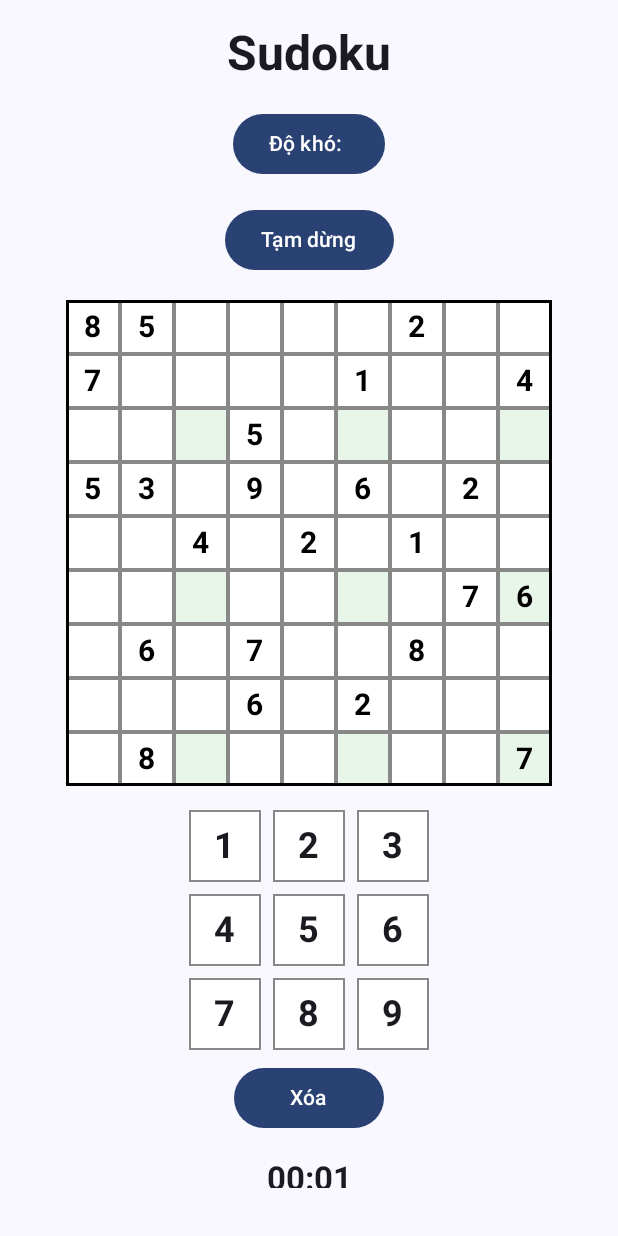
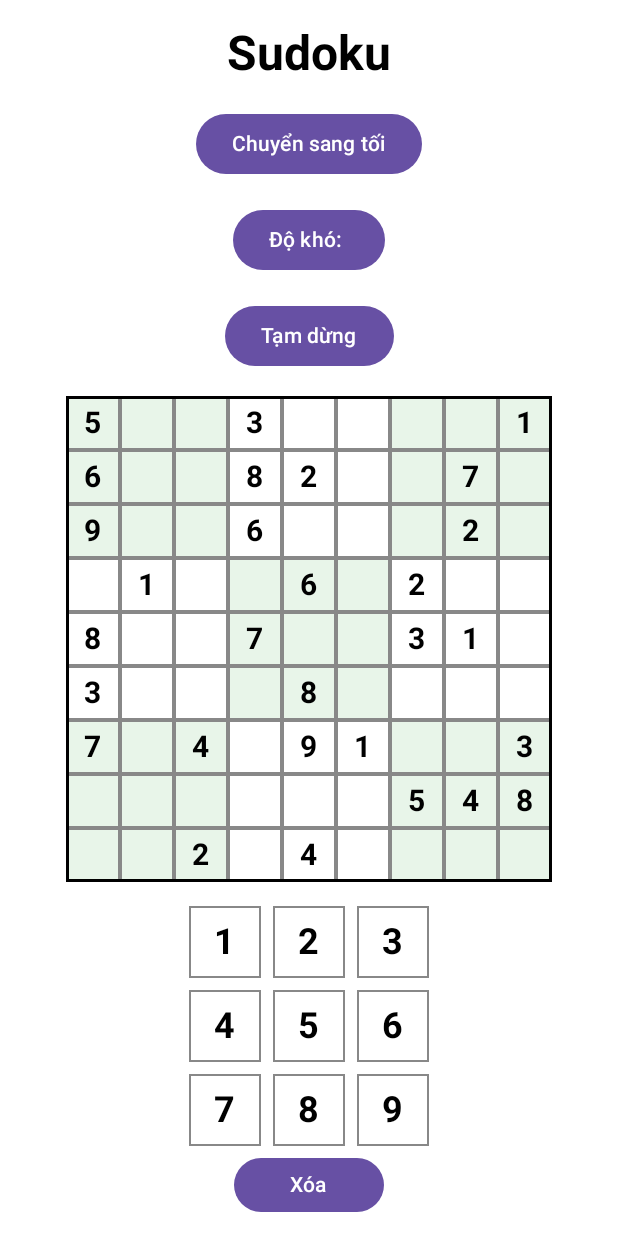
Before and after one commit to NLThien/Sudoku-mobile-app, an Android app built with Jetpack Compose: the composable SudokuGameScreen called with empty values, on a phone screen of 412 x 824 dp. Run offline under Robolectric (Android 15) with nearby library versions, the phone set to English and light mode, and no system bars.

Commit message:
dark themen

```diff
--- a/app/build.gradle.kts
+++ b/app/build.gradle.kts
@@ -58,6 +58,8 @@
     implementation(libs.androidx.datastore.core.android)
     implementation(libs.androidx.datastore.preferences.core.android)
     kapt("androidx.room:room-compiler:2.6.1")
+    implementation ("androidx.datastore:datastore-preferences:1.0.0")
+
     // Navigation Compose
     implementation("androidx.navigation:navigation-compose:2.7.7")
     // ViewModel & LiveData
--- a/app/src/main/java/com/example/sudokumobileapp/ui/screen/Level.kt
+++ b/app/src/main/java/com/example/sudokumobileapp/ui/screen/Level.kt
@@ -17,7 +17,10 @@
 import androidx.compose.foundation.layout.width
 import androidx.compose.material3.Button
 import androidx.compose.material3.MaterialTheme
+import androidx.compose.material3.Shapes
 import androidx.compose.material3.Text
+import androidx.compose.material3.darkColorScheme
+import androidx.compose.material3.lightColorScheme
 import androidx.compose.runtime.Composable
 import androidx.compose.runtime.DisposableEffect
 import androidx.compose.runtime.LaunchedEffect
@@ -29,15 +32,23 @@
 import androidx.compose.ui.Modifier
 import androidx.compose.ui.graphics.Color
 import androidx.compose.ui.text.font.FontWeight
+import androidx.compose.ui.tooling.preview.Preview
 import androidx.compose.ui.unit.dp
 import androidx.compose.ui.unit.sp
 import androidx.lifecycle.compose.LocalLifecycleOwner
 import androidx.navigation.NavController
+import androidx.navigation.compose.rememberNavController
 import com.example.sudokumobileapp.domain.repository.TimerLifecycleObserver
 import kotlinx.coroutines.delay
 
 @Composable
 fun SudokuGameScreen(navController: NavController,modifier: Modifier,level: String) {
+    var isDarkTheme by remember { mutableStateOf(false) }
+    val themeColors = if (isDarkTheme) darkColorScheme() else lightColorScheme()
+
+    MaterialTheme(
+        colorScheme = themeColors
+    ) {
     var difficulty by remember { mutableStateOf(level) } // chế độ game
 
     var selectedCell by remember { mutableStateOf<Pair<Int, Int>?>(null) } //gme
@@ -81,8 +92,7 @@
         }
     }
 
-
-    if (showExitDialog) {
+        if (showExitDialog) {
         isTimerRunning = false
         NotificationExit(
             onConfirm = {
@@ -125,16 +135,28 @@
     Column(
         modifier = Modifier
             .fillMaxSize()
+            .background(if (isDarkTheme) Color(0xFF121212) else Color(0xFFFFFFFF))
             .padding(16.dp),
         horizontalAlignment = Alignment.CenterHorizontally
     ) {
         // Tiêu đề
         Text(
             text = "Sudoku",
-            style = MaterialTheme.typography.headlineLarge,
+            style = MaterialTheme.typography.headlineLarge.copy(
+                color = if (isDarkTheme) Color.White else Color.Black
+            ),
             fontWeight = FontWeight.Bold,
             modifier = Modifier.padding(bottom = 16.dp)
         )
+
+
+        Button(
+            onClick = { isDarkTheme = !isDarkTheme },
+            modifier = Modifier.padding(bottom = 16.dp)
+        ) {
+            Text(if (isDarkTheme) "Chuyển sang sáng" else "Chuyển sang tối")
+        }
+
 
         // Chọn độ khó
         Box {
@@ -163,8 +185,10 @@
         SudokuBoard(
             board = board,
             selectedCell = selectedCell,
-            onCellSelected = { row, col -> selectedCell = row to col }
+            onCellSelected = { row, col -> selectedCell = row to col },
+            isDarkTheme = isDarkTheme
         )
+
 
         // Bàn phím số
         NumberPad(
@@ -184,7 +208,9 @@
                         board[row][col] = 0
                     }
                 }
-            }
+            },
+            isDarkTheme = isDarkTheme
+
         )
         Row(
             modifier = Modifier
@@ -202,6 +228,7 @@
             )
         }
     }
+    }
 }
 
 // Định dạng thời gian
@@ -215,11 +242,19 @@
 fun SudokuBoard(
     board: Array<IntArray>,
     selectedCell: Pair<Int, Int>?,
-    onCellSelected: (Int, Int) -> Unit
+    onCellSelected: (Int, Int) -> Unit,
+    isDarkTheme: Boolean
 ) {
+    val cellBackgroundColor: (Int, Int, Boolean) -> Color = { row, col, isSelected ->
+        when {
+            isSelected -> if (isDarkTheme) Color.DarkGray else Color.LightGray
+            (row / 3 + col / 3) % 2 == 0 -> if (isDarkTheme) Color(0xFF2C2C2C) else Color(0xFFE8F5E9)
+            else -> if (isDarkTheme) Color(0xFF1E1E1E) else Color.White
+        }
+    }
     Column(
         modifier = Modifier
-            .border(2.dp, Color.Black)
+            .border(2.dp, if (isDarkTheme) Color.White else Color.Black)
     ) {
         for (row in 0 until 9) {
             Row {
@@ -231,21 +266,15 @@
                     Box(
                         modifier = Modifier
                             .size(36.dp)
-                            .border(1.dp, Color.Gray)
-                            .background(
-                                when {
-                                    isSelected -> Color.LightGray
-                                    row / 3 != (row + 1) / 3 && col / 3 != (col + 1) / 3 -> Color(0xFFE8F5E9)
-                                    else -> Color.White
-                                }
-                            )
+                            .border(1.dp, if (isDarkTheme) Color.Gray else Color.Gray)
+                            .background(cellBackgroundColor(row, col, isSelected))
                             .clickable { onCellSelected(row, col) },
                         contentAlignment = Alignment.Center
                     ) {
                         if (cellValue != 0) {
                             Text(
                                 text = cellValue.toString(),
-                                color = if (isEditable) Color.Blue else Color.Black,
+                                color = if (isDarkTheme) Color.White else if (isEditable) Color.Blue else Color.Black,
                                 fontSize = 20.sp,
                                 fontWeight = if (isEditable) FontWeight.Normal else FontWeight.Bold
                             )
@@ -261,7 +290,8 @@
 fun NumberPad(
     modifier: Modifier = Modifier,
     onNumberSelected: (Int) -> Unit,
-    onClearSelected: () -> Unit
+    onClearSelected: () -> Unit,
+    isDarkTheme: Boolean
 ) {
     Column(
         modifier = modifier,
@@ -273,7 +303,7 @@
             modifier = Modifier.padding(bottom = 8.dp)
         ) {
             for (number in 1..3) {
-                NumberButton(number = number, onClick = { onNumberSelected(number) })
+                NumberButton(number = number, onClick = { onNumberSelected(number) }, isDarkTheme = isDarkTheme)
             }
         }
         // Hàng số 4-6
@@ -282,7 +312,7 @@
             modifier = Modifier.padding(bottom = 8.dp)
         ) {
             for (number in 4..6) {
-                NumberButton(number = number, onClick = { onNumberSelected(number) })
+                NumberButton(number = number, onClick = { onNumberSelected(number) }, isDarkTheme = isDarkTheme)
             }
         }
         // Hàng số 7-9
@@ -291,7 +321,7 @@
             modifier = Modifier.padding(bottom = 8.dp)
         ) {
             for (number in 7..9) {
-                NumberButton(number = number, onClick = { onNumberSelected(number) })
+                NumberButton(number = number, onClick = { onNumberSelected(number) }, isDarkTheme = isDarkTheme)
             }
         }
         // Nút xóa
@@ -299,29 +329,36 @@
             onClick = onClearSelected,
             modifier = Modifier.width(100.dp)
         ) {
-            Text("Xóa")
+            Text(
+                text = "Xóa",
+            )
         }
-
     }
 }
 
 @Composable
-fun NumberButton(number: Int, onClick: () -> Unit) {
+fun NumberButton(number: Int, onClick: () -> Unit, isDarkTheme: Boolean) {
+    val backgroundColor = if (isDarkTheme) Color(0xFF2C2C2C) else Color.White
+    val textColor = if (isDarkTheme) Color.White else Color.Black
+    val borderColor = if (isDarkTheme) Color.LightGray else Color.Gray
+
     Box(
         modifier = Modifier
             .size(48.dp)
-            .background(Color.White)
-            .border(1.dp, Color.Gray)
+            .background(backgroundColor)
+            .border(1.dp, borderColor)
             .clickable(onClick = onClick),
         contentAlignment = Alignment.Center
     ) {
         Text(
             text = number.toString(),
             fontSize = 24.sp,
-            fontWeight = FontWeight.Bold
+            fontWeight = FontWeight.Bold,
+            color = textColor
         )
     }
 }
+
 
 // Hàm kiểm tra ô có thể chỉnh sửa không (ô trống ban đầu)
 private fun isEditableCell(board: Array<IntArray>, row: Int, col: Int): Boolean {
@@ -374,3 +411,18 @@
 
     return true
 }
+
+@Preview(showBackground = true)
+@Composable
+fun SudokuGameScreenPreview() {
+    // Tạo NavController giả lập cho preview
+    val navController = rememberNavController()
+
+    MaterialTheme {
+        SudokuGameScreen(
+            navController = navController,
+            modifier = Modifier,
+            level = "Dễ"
+        )
+    }
+}
```
Also changed, not shown: app/src/main/java/com/example/sudokumobileapp/data/repository/ThemePreference.kt (added, +26 -0 lines), app/src/main/java/com/example/sudokumobileapp/ui/screen/Notification.kt (+19 -0 lines), app/src/main/java/com/example/sudokumobileapp/ui/theme/Color.kt (line endings or trailing spaces).
